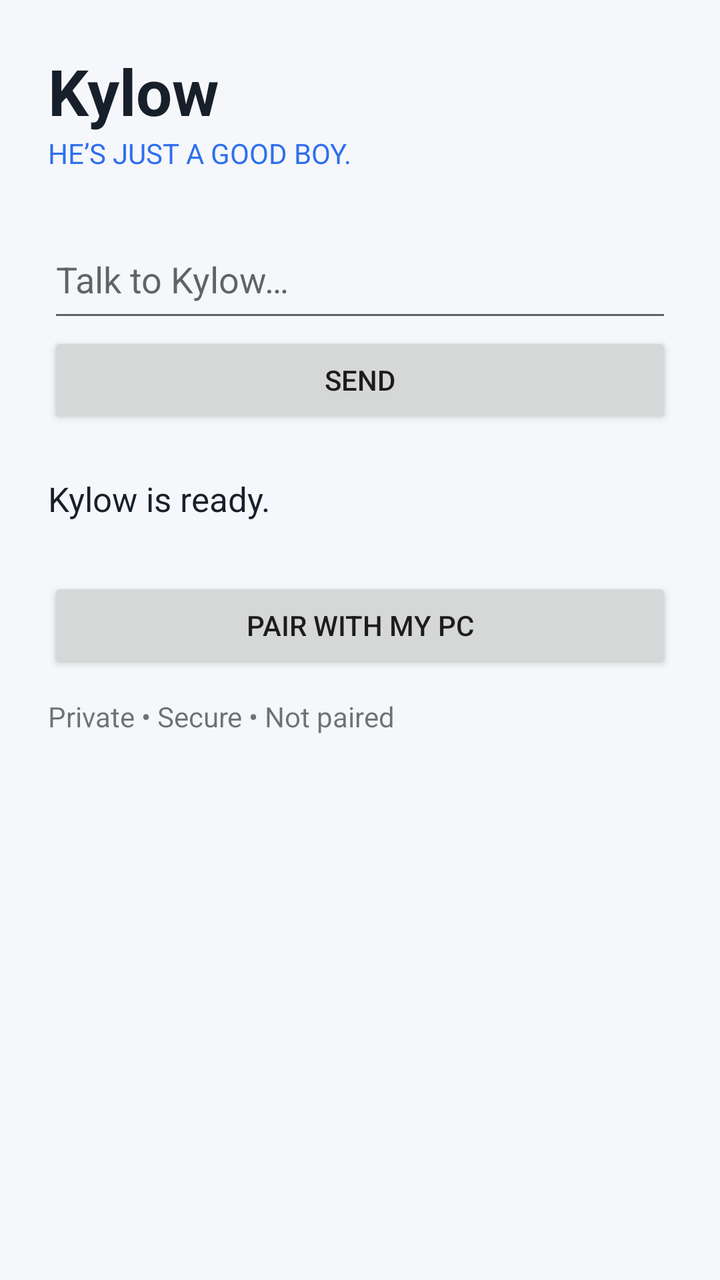
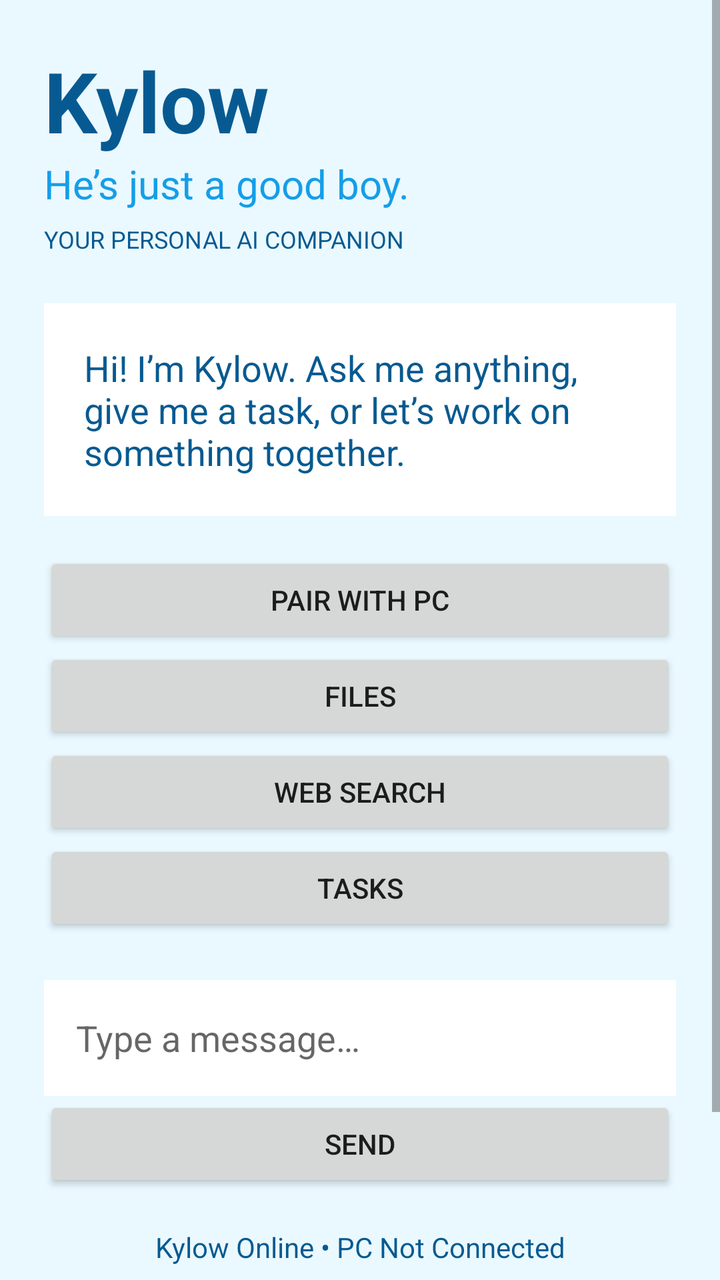

An Android layout rendered at two revisions. The XML below is the earlier revision; the diff shows what the commit changed to produce the second picture.
<!-- AndroidManifest.xml: application theme Theme.Kylow -->
<!-- res/layout/activity_main.xml -->
<LinearLayout xmlns:android="http://schemas.android.com/apk/res/android" android:layout_width="match_parent" android:layout_height="match_parent" android:orientation="vertical" android:padding="24dp" android:background="@color/kylow_soft"><TextView android:layout_width="wrap_content" android:layout_height="wrap_content" android:text="Kylow" android:textSize="32sp" android:textStyle="bold" android:textColor="@color/kylow_ink"/><TextView android:layout_width="wrap_content" android:layout_height="wrap_content" android:text="HE’S JUST A GOOD BOY." android:textColor="@color/kylow_blue" android:layout_marginBottom="24dp"/><EditText android:id="@+id/messageInput" android:layout_width="match_parent" android:layout_height="wrap_content" android:hint="Talk to Kylow…" android:minHeight="56dp"/><Button android:id="@+id/sendButton" android:layout_width="match_parent" android:layout_height="wrap_content" android:text="Send"/><TextView android:id="@+id/responseText" android:layout_width="match_parent" android:layout_height="wrap_content" android:text="Kylow is ready." android:textSize="17sp" android:textColor="@color/kylow_ink" android:paddingTop="24dp"/><Button android:id="@+id/pairButton" android:layout_width="match_parent" android:layout_height="wrap_content" android:text="Pair with my PC" android:layout_marginTop="28dp"/><TextView android:id="@+id/status" android:layout_width="match_parent" android:layout_height="wrap_content" android:text="Private • Secure • Not paired" android:paddingTop="12dp"/></LinearLayout>
<!-- resources referenced by this layout -->
<resources>
  <color name="kylow_blue">#2F6FED</color>
  <color name="kylow_ink">#17202A</color>
  <color name="kylow_soft">#F5F7FA</color>
  <style name="Theme.Kylow" parent="Theme.AppCompat.DayNight.NoActionBar" />
</resources>

<!-- the commit's change to res/layout/activity_main.xml (unified diff, before → after) -->
@@ -1 +1 @@
-<LinearLayout xmlns:android="http://schemas.android.com/apk/res/android" android:layout_width="match_parent" android:layout_height="match_parent" android:orientation="vertical" android:padding="24dp" android:background="@color/kylow_soft"><TextView android:layout_width="wrap_content" android:layout_height="wrap_content" android:text="Kylow" android:textSize="32sp" android:textStyle="bold" android:textColor="@color/kylow_ink"/><TextView android:layout_width="wrap_content" android:layout_height="wrap_content" android:text="HE’S JUST A GOOD BOY." android:textColor="@color/kylow_blue" android:layout_marginBottom="24dp"/><EditText android:id="@+id/messageInput" android:layout_width="match_parent" android:layout_height="wrap_content" android:hint="Talk to Kylow…" android:minHeight="56dp"/><Button android:id="@+id/sendButton" android:layout_width="match_parent" android:layout_height="wrap_content" android:text="Send"/><TextView android:id="@+id/responseText" android:layout_width="match_parent" android:layout_height="wrap_content" android:text="Kylow is ready." android:textSize="17sp" android:textColor="@color/kylow_ink" android:paddingTop="24dp"/><Button android:id="@+id/pairButton" android:layout_width="match_parent" android:layout_height="wrap_content" android:text="Pair with my PC" android:layout_marginTop="28dp"/><TextView android:id="@+id/status" android:layout_width="match_parent" android:layout_height="wrap_content" android:text="Private • Secure • Not paired" android:paddingTop="12dp"/></LinearLayout>
+<ScrollView xmlns:android="http://schemas.android.com/apk/res/android" android:layout_width="match_parent" android:layout_height="match_parent" android:background="@color/kylow_soft"><LinearLayout android:layout_width="match_parent" android:layout_height="wrap_content" android:orientation="vertical" android:padding="22dp"><TextView android:layout_width="wrap_content" android:layout_height="wrap_content" android:text="Kylow" android:textSize="42sp" android:textStyle="bold" android:textColor="@color/kylow_ink"/><TextView android:layout_width="wrap_content" android:layout_height="wrap_content" android:text="He’s just a good boy." android:textSize="20sp" android:textColor="@color/kylow_blue"/><TextView android:layout_width="wrap_content" android:layout_height="wrap_content" android:text="YOUR PERSONAL AI COMPANION" android:textSize="12sp" android:textColor="@color/kylow_ink" android:layout_marginTop="6dp" android:layout_marginBottom="24dp"/><TextView android:id="@+id/responseText" android:layout_width="match_parent" android:layout_height="wrap_content" android:background="@color/kylow_white" android:padding="20dp" android:text="Hi! I’m Kylow. Ask me anything, give me a task, or let’s work on something together." android:textSize="18sp" android:textColor="@color/kylow_ink"/><Button android:id="@+id/pairButton" android:layout_width="match_parent" android:layout_height="wrap_content" android:text="Pair with PC" android:layout_marginTop="18dp"/><Button android:id="@+id/filesButton" android:layout_width="match_parent" android:layout_height="wrap_content" android:text="Files"/><Button android:id="@+id/webButton" android:layout_width="match_parent" android:layout_height="wrap_content" android:text="Web Search"/><Button android:id="@+id/tasksButton" android:layout_width="match_parent" android:layout_height="wrap_content" android:text="Tasks"/><EditText android:id="@+id/messageInput" android:layout_width="match_parent" android:layout_height="wrap_content" android:hint="Type a message…" android:minHeight="58dp" android:background="@color/kylow_white" android:padding="16dp" android:layout_marginTop="22dp"/><Button android:id="@+id/sendButton" android:layout_width="match_parent" android:layout_height="wrap_content" android:text="Send"/><TextView android:id="@+id/status" android:layout_width="match_parent" android:layout_height="wrap_content" android:text="Kylow Online • PC Not Connected" android:textColor="@color/kylow_ink" android:gravity="center" android:padding="18dp"/><TextView android:layout_width="match_parent" android:layout_height="wrap_content" android:text="Good People Better Days. ♡" android:textSize="20sp" android:textColor="@color/kylow_blue" android:gravity="center" android:padding="18dp"/></LinearLayout></ScrollView>
<!-- resource entries referenced after the edit -->
@@ -1,8 +1,9 @@
 <!-- resources referenced by this layout -->
 <resources>
-  <color name="kylow_blue">#2F6FED</color>
-  <color name="kylow_ink">#17202A</color>
-  <color name="kylow_soft">#F5F7FA</color>
+  <color name="kylow_blue">#159EE8</color>
+  <color name="kylow_ink">#075A91</color>
+  <color name="kylow_soft">#EAF9FF</color>
+  <color name="kylow_white">#FFFFFF</color>
   <style name="Theme.Kylow" parent="Theme.AppCompat.DayNight.NoActionBar" />
 </resources>
 
